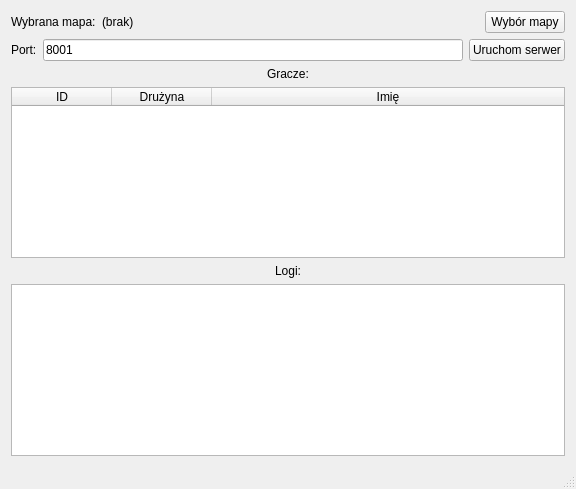
Old version of the form code/server/serverwindow.ui in the repository drzazga888/Fight-in-Square.
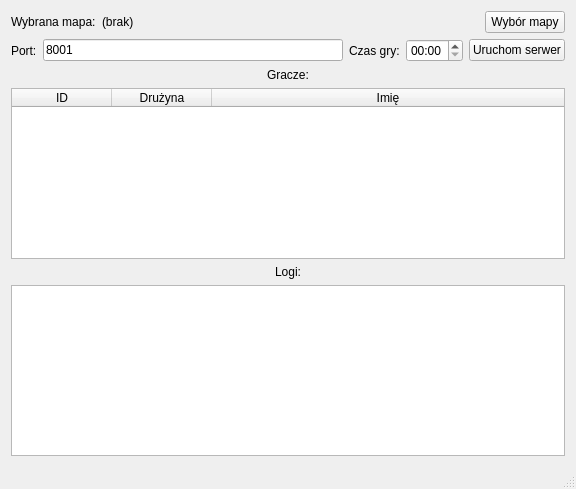
New version of the form.

What changed in the file:
```diff
--- a/code/server/serverwindow.ui
+++ b/code/server/serverwindow.ui
@@ -64,6 +64,20 @@
           </property>
          </widget>
         </item>
+        <item>
+         <widget class="QLabel" name="timeLabel">
+          <property name="text">
+           <string>Czas gry:</string>
+          </property>
+         </widget>
+        </item>
+        <item>
+         <widget class="QTimeEdit" name="timeEdit">
+          <property name="displayFormat">
+           <string>mm:ss</string>
+          </property>
+         </widget>
+        </item>
         <item>
          <widget class="QPushButton" name="onOffButton">
           <property name="text">
```
